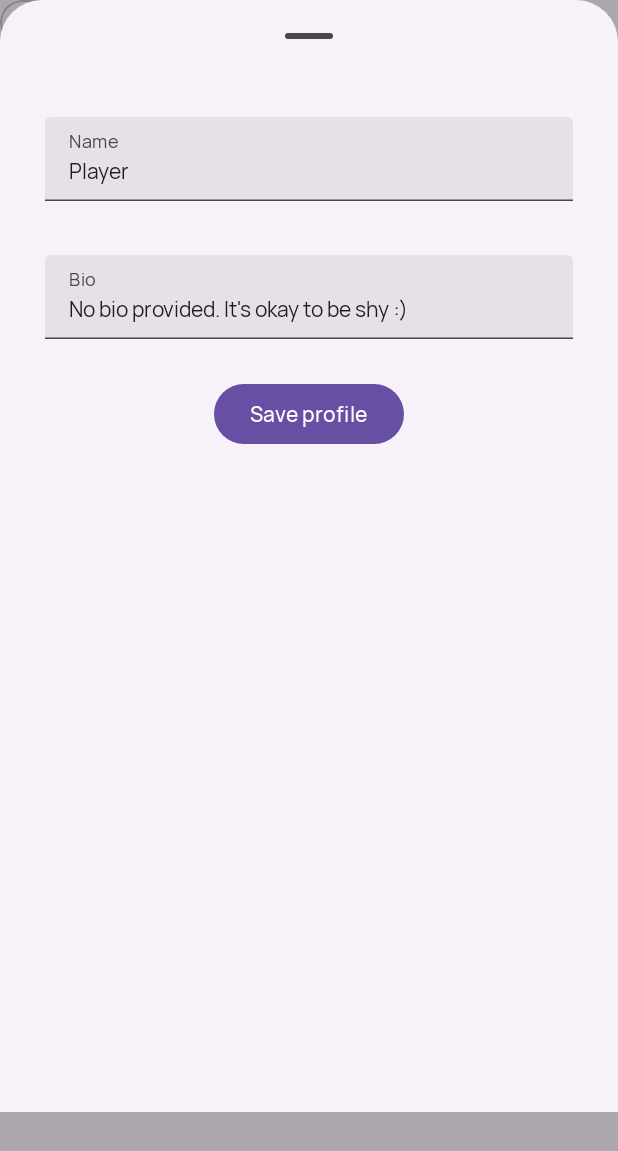
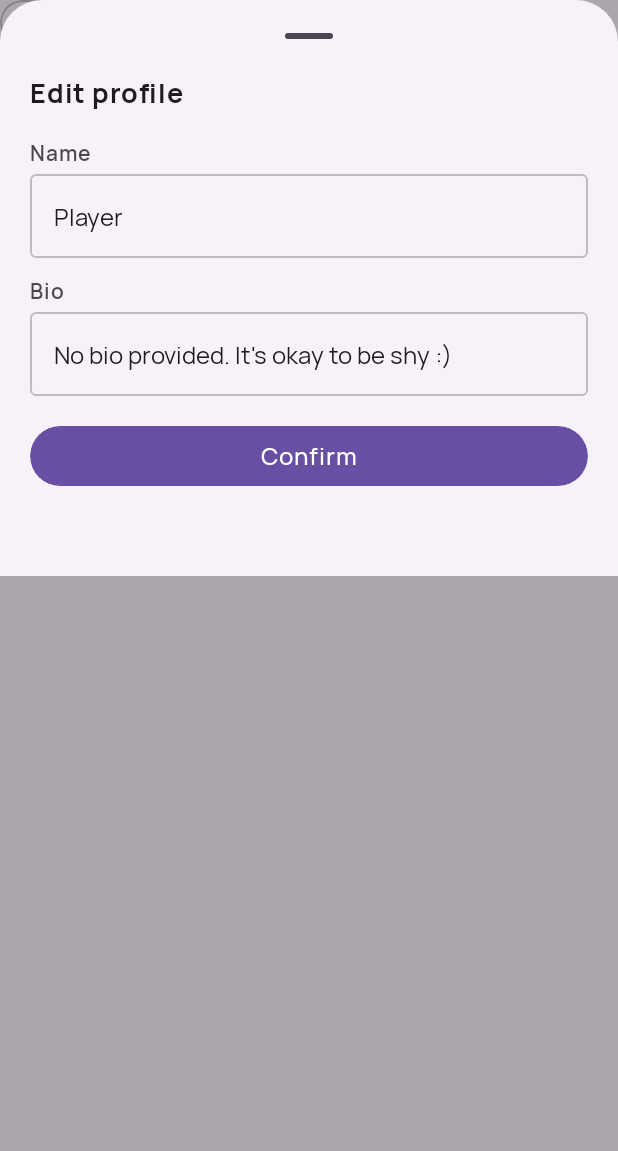
Before and after one commit to francisphn/Pixle, an Android app built with Jetpack Compose: the composable EditProfile shown on its own in the app's theme, after a tap on "Edit profile", on a phone screen of 412 x 824 dp. Shown: the top 1151 px of the screen. Run offline under Robolectric (Android 15) with nearby library versions, the phone set to English and light mode, and no system bars; network calls fail; 16 statements that could not run were skipped.

Commit message:
String resources again

```diff
--- a/app/src/main/java/app/pixle/ui/composable/profile/About.kt
+++ b/app/src/main/java/app/pixle/ui/composable/profile/About.kt
@@ -35,7 +35,7 @@ fun About() {
     val (history, _) = rememberQueryable(AttemptsHistory)
     val preferences = rememberPreferences()
     val playerName by preferences.getPlayerName.collectAsState(initial = stringResource(R.string.initial_player_name))
-    val playerBio by preferences.getPlayerBio.collectAsState(initial = stringResource(R.string.initial_player_bio))
+    val playerBio by preferences.getPlayerBio.collectAsState(initial = "")
 
     // Profile picture and edit button
     Row(
@@ -77,13 +77,15 @@ fun About() {
             lineHeight = 24.sp,
             fontWeight = FontWeight.Bold,
         )
+
+
         Text(
-            text = playerBio,
+            text = playerBio.ifBlank { stringResource(R.string.initial_player_bio) },
             fontFamily = Manrope,
             fontSize = 14.sp,
             lineHeight = 20.sp,
             color = MaterialTheme.colorScheme.onBackground.opacity(0.5f),
-            fontStyle = FontStyle.Italic
+            fontStyle = if (playerBio.isBlank()) FontStyle.Italic else FontStyle.Normal,
         )
 
 
--- a/app/src/main/java/app/pixle/ui/composable/profile/EditProfile.kt
+++ b/app/src/main/java/app/pixle/ui/composable/profile/EditProfile.kt
@@ -1,34 +1,47 @@
 package app.pixle.ui.composable.profile
 
+import androidx.compose.foundation.background
+import androidx.compose.foundation.clickable
 import androidx.compose.foundation.layout.Arrangement
+import androidx.compose.foundation.layout.Box
 import androidx.compose.foundation.layout.Column
-import androidx.compose.foundation.layout.Row
-import androidx.compose.foundation.layout.Spacer
 import androidx.compose.foundation.layout.fillMaxHeight
 import androidx.compose.foundation.layout.fillMaxSize
 import androidx.compose.foundation.layout.fillMaxWidth
-import androidx.compose.foundation.layout.height
 import androidx.compose.foundation.layout.padding
-import androidx.compose.material3.Button
+import androidx.compose.foundation.layout.size
+import androidx.compose.foundation.shape.CircleShape
+import androidx.compose.foundation.shape.RoundedCornerShape
 import androidx.compose.material3.ExperimentalMaterial3Api
+import androidx.compose.material3.MaterialTheme
 import androidx.compose.material3.ModalBottomSheet
 import androidx.compose.material3.Text
 import androidx.compose.material3.TextField
+import androidx.compose.material3.OutlinedTextField
+import androidx.compose.material3.OutlinedTextFieldDefaults
+import androidx.compose.material3.TextFieldDefaults
 import androidx.compose.material3.rememberModalBottomSheetState
 import androidx.compose.runtime.Composable
+import androidx.compose.runtime.LaunchedEffect
 import androidx.compose.runtime.collectAsState
 import androidx.compose.runtime.getValue
 import androidx.compose.runtime.mutableStateOf
 import androidx.compose.runtime.remember
 import androidx.compose.runtime.rememberCoroutineScope
 import androidx.compose.runtime.setValue
+import androidx.compose.ui.Alignment
 import androidx.compose.ui.Modifier
+import androidx.compose.ui.draw.clip
 import androidx.compose.ui.res.stringResource
 import androidx.compose.ui.text.TextStyle
+import androidx.compose.ui.text.font.FontStyle
+import androidx.compose.ui.text.font.FontWeight
 import androidx.compose.ui.unit.dp
+import androidx.compose.ui.unit.sp
 import androidx.compose.ui.zIndex
 import app.pixle.R
 import app.pixle.ui.composable.SmallButton
+import app.pixle.ui.modifier.opacity
 import app.pixle.ui.state.rememberPreferences
 import app.pixle.ui.theme.Manrope
 import kotlinx.coroutines.launch
@@ -41,18 +54,17 @@ fun EditProfile() {
 
     val scope = rememberCoroutineScope()
     val preferences = rememberPreferences()
-    val initialName = stringResource(R.string.initial_player_name)
-    val playerName by preferences.getPlayerName.collectAsState(initial = initialName)
-    val playerBio by preferences.getPlayerBio.collectAsState(initial = stringResource(R.string.initial_player_bio))
+    val playerName by preferences.getPlayerName.collectAsState(initial = stringResource(R.string.initial_player_name))
+    val playerBio by preferences.getPlayerBio.collectAsState(initial = "")
 
-    var name by remember { mutableStateOf(initialName) }
-    if (playerName !== stringResource(R.string.initial_player_name)) {
+    var name by remember { mutableStateOf(playerName) }
+    var bio by remember { mutableStateOf(playerBio) }
+
+    LaunchedEffect(playerBio, playerName) {
         name = playerName
-    }
-    var bio by remember { mutableStateOf(playerBio) }
-    if (playerBio !== stringResource(R.string.initial_player_bio)) {
         bio = playerBio
     }
+
     SmallButton(
         label = stringResource(R.string.edit_profile),
         onClick = {
@@ -64,7 +76,7 @@ fun EditProfile() {
         ModalBottomSheet(
             modifier = Modifier
                 .fillMaxWidth()
-                .fillMaxHeight(0.90f)
+                .size(384.dp)
                 .zIndex(40f),
             sheetState = sheetState,
             onDismissRequest = { setIsEditing(false) },
@@ -72,69 +84,132 @@ fun EditProfile() {
             Column(
                 modifier = Modifier
                     .fillMaxSize()
-                    .padding(20.dp),
-                verticalArrangement = Arrangement.Top
+                    .padding(horizontal = 20.dp),
+                verticalArrangement = Arrangement.spacedBy(12.dp)
             ) {
-                Row(
+                Text(
+                    text = stringResource(R.string.edit_profile),
+                    fontFamily = Manrope,
+                    fontSize = 18.sp,
+                    lineHeight = 28.sp,
+                    fontWeight = FontWeight.Bold,
+                    modifier = Modifier.padding(bottom = 4.dp)
+                )
+
+                Column(
+                    modifier = Modifier.fillMaxWidth(),
+                    verticalArrangement = Arrangement.spacedBy(4.dp)
+                ) {
+                    Text(
+                        text = stringResource(R.string.player_name),
+                        fontFamily = Manrope,
+                        fontWeight = FontWeight.SemiBold,
+                        fontSize = 14.sp,
+                        lineHeight = 20.sp,
+                        color = MaterialTheme.colorScheme.onSurface.opacity(0.8f),
+                    )
+                    OutlinedTextField(
                         modifier = Modifier
-                        .fillMaxWidth()
-                        .padding(10.dp),
-                    horizontalArrangement = Arrangement.SpaceBetween
-                ) {
-                    TextField(
-                        modifier = Modifier.fillMaxWidth(),
+                            .fillMaxWidth(),
                         value = name,
+                        placeholder = {
+                            Text(
+                                text = stringResource(R.string.initial_player_name),
+                                fontFamily = Manrope,
+                                color = MaterialTheme.colorScheme.onSurface.opacity(0.6f),
+                                fontStyle = FontStyle.Italic
+                            )
+                        },
                         onValueChange = {
                             if (it.length <= 32) {
                                 name = it
                             }
                         },
-                        label = { Text("Name", fontFamily = Manrope) },
+                        colors = OutlinedTextFieldDefaults.colors(
+                            focusedBorderColor = MaterialTheme.colorScheme.onSurface.opacity(0.25f),
+                            unfocusedBorderColor = MaterialTheme.colorScheme.onSurface.opacity(0.25f),
+                        ),
                         textStyle = TextStyle(
                             fontFamily = Manrope,
+                            fontSize = 16.sp,
+                            lineHeight = 24.sp,
                         )
-
                     )
                 }
-                Spacer(modifier = Modifier.height(16.dp))
-                Row(
-                    modifier = Modifier
-                        .fillMaxWidth()
-                        .padding(10.dp),
-                    horizontalArrangement = Arrangement.SpaceBetween
+
+                Column(
+                    modifier = Modifier.fillMaxWidth(),
+                    verticalArrangement = Arrangement.spacedBy(4.dp)
                 ) {
-                    TextField(
+                    Text(
+                        text = stringResource(R.string.player_bio),
+                        fontFamily = Manrope,
+                        fontWeight = FontWeight.SemiBold,
+                        fontSize = 14.sp,
+                        lineHeight = 20.sp,
+                        color = MaterialTheme.colorScheme.onSurface.opacity(0.8f),
+                    )
+                    OutlinedTextField(
                         modifier = Modifier.fillMaxWidth(),
                         value = bio,
+                        placeholder = {
+                            Text(
+                                text = stringResource(R.string.initial_player_bio),
+                                fontFamily = Manrope,
+                                color = MaterialTheme.colorScheme.onSurface.opacity(0.45f),
+                                fontStyle = FontStyle.Italic
+                            )
+                        },
                         onValueChange = {
                             if (it.length <= 256) {
                                 bio = it
                             }
                         },
-                        label = { Text("Bio", fontFamily = Manrope) },
+                        colors = OutlinedTextFieldDefaults.colors(
+                            focusedBorderColor = MaterialTheme.colorScheme.onSurface.opacity(0.25f),
+                            unfocusedBorderColor = MaterialTheme.colorScheme.onSurface.opacity(0.25f),
+                        ),
                         textStyle = TextStyle(
                             fontFamily = Manrope,
+                            fontSize = 16.sp,
+                            lineHeight = 24.sp,
                         )
-
                     )
                 }
-                Spacer(modifier = Modifier.height(16.dp))
-                Row(modifier = Modifier.fillMaxWidth(),
-                    horizontalArrangement = Arrangement.Center) {
-                    Button(
-                        onClick = {
-                            scope.launch {
+
+                Box(
+                    modifier = Modifier
+                        .padding(top = 8.dp)
+                        .fillMaxWidth()
+                        .clip(CircleShape)
+                        .clickable {
+                            scope
+                                .launch {
                                     preferences.savePlayerName(name)
                                     preferences.savePlayerBio(bio)
+                                    sheetState.hide()
+                                }
+                                .invokeOnCompletion {
                                     setIsEditing(false)
-                            }                        }
+                                }
+                        }
+                        .background(
+                            color = MaterialTheme.colorScheme.primary,
+                            shape = CircleShape
+                        )
+                        .padding(horizontal = 16.dp, vertical = 8.dp),
+                    contentAlignment = Alignment.Center
                 ) {
-                        Text("Save profile",
+                    Text(
+                        text = stringResource(R.string.confirm),
                         fontFamily = Manrope,
+                        fontSize = 16.sp,
+                        lineHeight = 24.sp,
+                        fontWeight = FontWeight.Medium,
+                        color = MaterialTheme.colorScheme.onPrimary,
                     )
                 }
             }
         }
     }
 }
-}
--- a/app/src/main/res/values/strings.xml
+++ b/app/src/main/res/values/strings.xml
@@ -2,6 +2,8 @@
     <string name="app_name">Pixle</string>
     <string name="welcome_to_pixle">Welcome to Pixle!</string>
     <string name="hi_player">Hi, %s</string>
+    <string name="player_name">Name</string>
+    <string name="player_bio">Bio</string>
     <string name="initial_player_name">Player</string>
     <string name="initial_player_bio">No bio provided. It\'s okay to be shy :)</string>
     <string name="games_played">Games Played</string>
```
Lines whose indentation alone changed are shown as unchanged.
